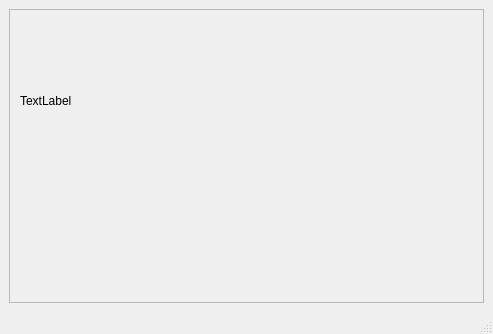
First picture: the form in mainwindow.ui, repository K1Tony/chess, before the edit.
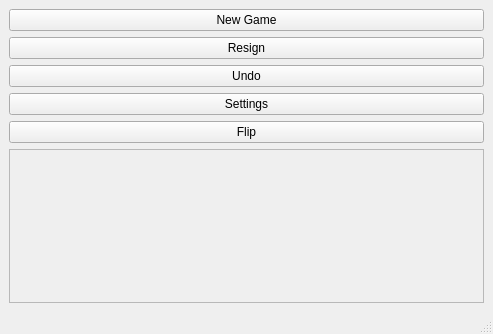
Second picture: the form after the edit. Icons and pictures are not drawn.

Patch:
```diff
--- a/mainwindow.ui
+++ b/mainwindow.ui
@@ -35,19 +35,44 @@
    <property name="styleSheet">
     <string notr="true"/>
    </property>
-   <layout class="QHBoxLayout" name="horizontalLayout">
-    <item>
-     <layout class="QGridLayout" name="gridLayout">
-      <property name="sizeConstraint">
-       <enum>QLayout::SetMinimumSize</enum>
-      </property>
-      <property name="spacing">
-       <number>0</number>
-      </property>
-     </layout>
-    </item>
-    <item>
+   <layout class="QGridLayout" name="gridLayout_2">
+    <item row="0" column="1">
      <layout class="QVBoxLayout" name="verticalLayout">
+      <item>
+       <widget class="QPushButton" name="replay">
+        <property name="text">
+         <string>New Game</string>
+        </property>
+       </widget>
+      </item>
+      <item>
+       <widget class="QPushButton" name="resign">
+        <property name="text">
+         <string>Resign</string>
+        </property>
+       </widget>
+      </item>
+      <item>
+       <widget class="QPushButton" name="undo">
+        <property name="text">
+         <string>Undo</string>
+        </property>
+       </widget>
+      </item>
+      <item>
+       <widget class="QPushButton" name="settings">
+        <property name="text">
+         <string>Settings</string>
+        </property>
+       </widget>
+      </item>
+      <item>
+       <widget class="QPushButton" name="flip">
+        <property name="text">
+         <string>Flip</string>
+        </property>
+       </widget>
+      </item>
       <item>
        <widget class="QScrollArea" name="scrollArea">
         <property name="widgetResizable">
@@ -59,22 +84,9 @@
            <x>0</x>
            <y>0</y>
            <width>471</width>
-           <height>279</height>
+           <height>169</height>
           </rect>
          </property>
-         <widget class="QLabel" name="label">
-          <property name="geometry">
-           <rect>
-            <x>10</x>
-            <y>20</y>
-            <width>581</width>
-            <height>141</height>
-           </rect>
-          </property>
-          <property name="text">
-           <string>TextLabel</string>
-          </property>
-         </widget>
         </widget>
        </widget>
       </item>
```
Left out of the diff: 10 changed lines with no effect on the pictures.
